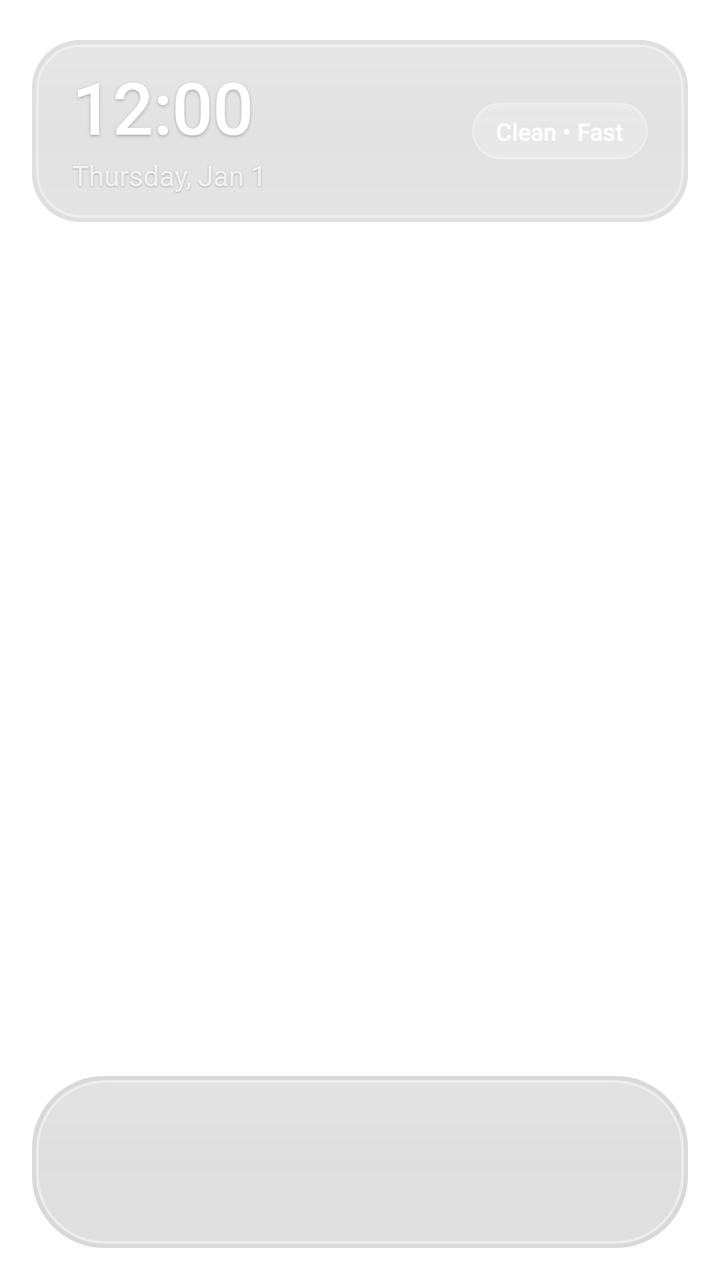
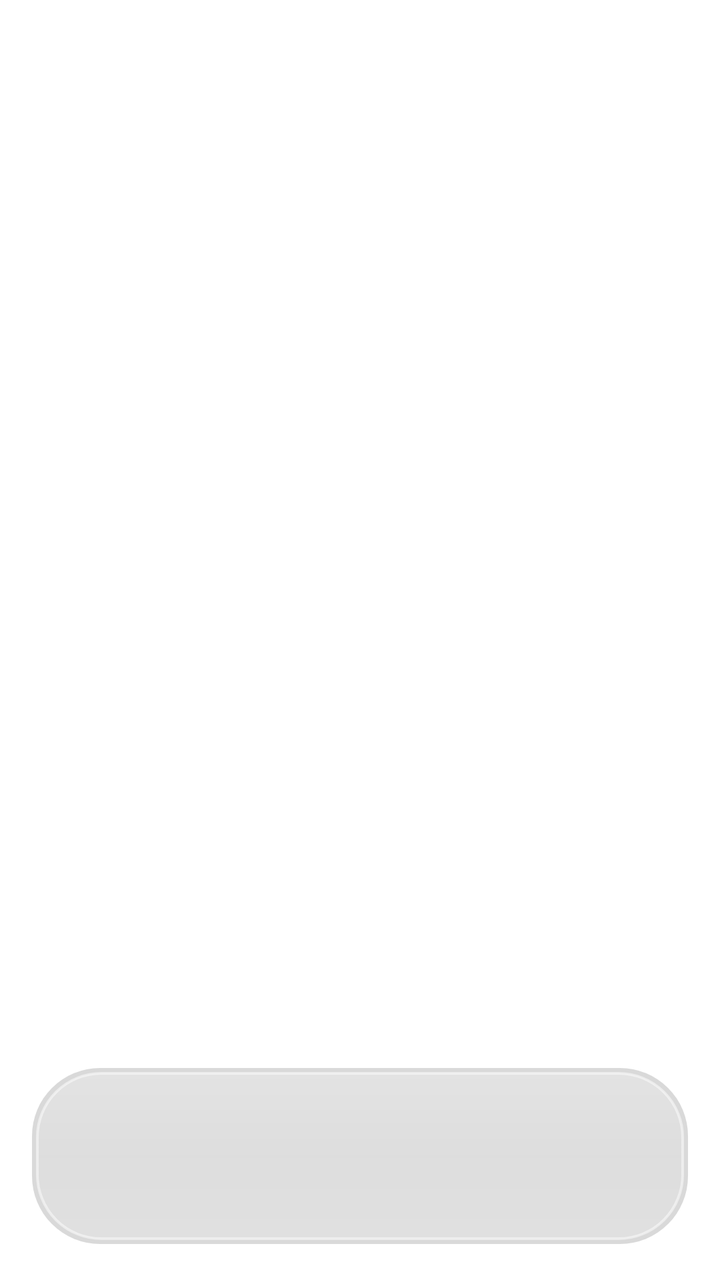

Before-and-after screenshots of an Android layout around one commit, followed by the original layout XML and the change that was made.
<!-- AndroidManifest.xml: application theme Theme.LiquidGlassHome -->
<!-- res/layout/activity_main.xml -->
<?xml version="1.0" encoding="utf-8"?>
<RelativeLayout xmlns:android="http://schemas.android.com/apk/res/android"
    xmlns:tools="http://schemas.android.com/tools"
    android:id="@+id/root_layout"
    android:layout_width="match_parent"
    android:layout_height="match_parent"
    android:fitsSystemWindows="true"
    tools:context=".MainActivity">

    
    <LinearLayout
        android:id="@+id/header_container"
        android:layout_width="match_parent"
        android:layout_height="wrap_content"
        android:orientation="vertical"
        android:paddingStart="16dp"
        android:paddingEnd="16dp"
        android:paddingTop="20dp"
        android:paddingBottom="8dp">

        
        <LinearLayout
            android:layout_width="match_parent"
            android:layout_height="wrap_content"
            android:background="@drawable/glass_header_bg"
            android:orientation="horizontal"
            android:gravity="center_vertical"
            android:paddingStart="20dp"
            android:paddingEnd="20dp"
            android:paddingTop="14dp"
            android:paddingBottom="14dp">

            <LinearLayout
                android:layout_width="0dp"
                android:layout_height="wrap_content"
                android:layout_weight="1"
                android:orientation="vertical">

                <TextClock
                    android:id="@+id/clock_view"
                    android:layout_width="wrap_content"
                    android:layout_height="wrap_content"
                    android:format12Hour="h:mm"
                    android:format24Hour="HH:mm"
                    android:textColor="@color/text_primary"
                    android:textSize="36sp"
                    android:fontFamily="sans-serif-medium"
                    android:includeFontPadding="false"
                    android:shadowColor="@color/shadow_color"
                    android:shadowDx="0"
                    android:shadowDy="2"
                    android:shadowRadius="4" />

                <TextClock
                    android:id="@+id/date_view"
                    android:layout_width="wrap_content"
                    android:layout_height="wrap_content"
                    android:format12Hour="EEEE, MMM d"
                    android:format24Hour="EEEE, d MMM"
                    android:textColor="@color/text_secondary"
                    android:textSize="14sp"
                    android:fontFamily="sans-serif"
                    android:layout_marginTop="2dp"
                    android:shadowColor="@color/shadow_color"
                    android:shadowDx="0"
                    android:shadowDy="1"
                    android:shadowRadius="2" />
            </LinearLayout>

            
            <TextView
                android:id="@+id/status_chip"
                android:layout_width="wrap_content"
                android:layout_height="wrap_content"
                android:background="@drawable/glass_chip_bg"
                android:text="Clean • Fast"
                android:textColor="@color/text_primary"
                android:textSize="12sp"
                android:fontFamily="sans-serif-medium"
                android:paddingStart="12dp"
                android:paddingEnd="12dp"
                android:paddingTop="6dp"
                android:paddingBottom="6dp" />
        </LinearLayout>

        
        <LinearLayout
            android:id="@+id/search_bar"
            android:layout_width="match_parent"
            android:layout_height="@dimen/search_height"
            android:layout_marginTop="12dp"
            android:background="@drawable/glass_search_bg"
            android:orientation="horizontal"
            android:gravity="center_vertical"
            android:paddingStart="16dp"
            android:paddingEnd="16dp">

            <ImageView
                android:layout_width="18dp"
                android:layout_height="18dp"
                android:src="@drawable/ic_search"
                android:contentDescription="Search Icon" />

            <EditText
                android:id="@+id/search_input"
                android:layout_width="0dp"
                android:layout_height="match_parent"
                android:layout_weight="1"
                android:layout_marginStart="10dp"
                android:background="@null"
                android:hint="@string/search_hint"
                android:textColorHint="@color/text_muted"
                android:textColor="@color/text_primary"
                android:textSize="14sp"
                android:inputType="text"
                android:maxLines="1"
                android:imeOptions="actionSearch" />

            <ImageView
                android:id="@+id/btn_settings"
                android:layout_width="20dp"
                android:layout_height="20dp"
                android:src="@drawable/ic_settings"
                android:contentDescription="Settings"
                android:background="?android:attr/selectableItemBackgroundBorderless" />
        </LinearLayout>
    </LinearLayout>

    
    <androidx.recyclerview.widget.RecyclerView
        android:id="@+id/recycler_apps"
        android:layout_width="match_parent"
        android:layout_height="match_parent"
        android:layout_below="@id/header_container"
        android:layout_above="@id/dock_container"
        android:paddingStart="12dp"
        android:paddingEnd="12dp"
        android:paddingTop="6dp"
        android:paddingBottom="10dp"
        android:clipToPadding="false"
        android:overScrollMode="never" />

    
    <FrameLayout
        android:id="@+id/dock_container"
        android:layout_width="match_parent"
        android:layout_height="wrap_content"
        android:layout_alignParentBottom="true"
        android:paddingStart="@dimen/dock_margin"
        android:paddingEnd="@dimen/dock_margin"
        android:paddingBottom="16dp">

        <LinearLayout
            android:id="@+id/glass_dock"
            android:layout_width="match_parent"
            android:layout_height="@dimen/dock_height"
            android:background="@drawable/glass_dock_bg"
            android:orientation="horizontal"
            android:gravity="center"
            android:paddingStart="12dp"
            android:paddingEnd="12dp">

            <androidx.recyclerview.widget.RecyclerView
                android:id="@+id/recycler_dock"
                android:layout_width="match_parent"
                android:layout_height="match_parent"
                android:clipToPadding="false"
                android:overScrollMode="never" />
        </LinearLayout>
    </FrameLayout>

</RelativeLayout>
<!-- resources referenced by this layout -->
<resources>
  <color name="shadow_color">#40000000</color>
  <color name="text_muted">#88FFFFFF</color>
  <color name="text_secondary">#CCFFFFFF</color>
  <dimen name="dock_height">86dp</dimen>
  <dimen name="search_height">46dp</dimen>
  <!-- drawable glass_chip_bg (drawable) -->
  <?xml version="1.0" encoding="utf-8"?>
  <shape xmlns:android="http://schemas.android.com/apk/res/android"
      android:shape="rectangle">
      <corners android:radius="14dp" />
      <solid android:color="#33FFFFFF" />
      <stroke
          android:width="1dp"
          android:color="#55FFFFFF" />
  </shape>
  <!-- drawable glass_dock_bg (drawable) -->
  <?xml version="1.0" encoding="utf-8"?>
  <layer-list xmlns:android="http://schemas.android.com/apk/res/android">
      
      <item>
          <shape android:shape="rectangle">
              <corners android:radius="36dp" />
              <solid android:color="#26000000" />
              <padding
                  android:bottom="2dp"
                  android:left="2dp"
                  android:right="2dp"
                  android:top="2dp" />
          </shape>
      </item>
  
      
      <item>
          <shape android:shape="rectangle">
              <corners android:radius="34dp" />
              <gradient
                  android:angle="90"
                  android:endColor="#45FFFFFF"
                  android:centerColor="#26FFFFFF"
                  android:startColor="#33FFFFFF"
                  android:type="linear" />
              <stroke
                  android:width="1.2dp"
                  android:color="#77FFFFFF" />
          </shape>
      </item>
  </layer-list>
  <!-- drawable glass_header_bg (drawable) -->
  <?xml version="1.0" encoding="utf-8"?>
  <layer-list xmlns:android="http://schemas.android.com/apk/res/android">
      
      <item>
          <shape android:shape="rectangle">
              <corners android:radius="24dp" />
              <solid android:color="#20000000" />
              <padding
                  android:bottom="2dp"
                  android:left="2dp"
                  android:right="2dp"
                  android:top="2dp" />
          </shape>
      </item>
  
      
      <item>
          <shape android:shape="rectangle">
              <corners android:radius="22dp" />
              <gradient
                  android:angle="90"
                  android:endColor="#40FFFFFF"
                  android:centerColor="#1AFFFFFF"
                  android:startColor="#2DFFFFFF"
                  android:type="linear" />
              <stroke
                  android:width="1.2dp"
                  android:color="#66FFFFFF" />
          </shape>
      </item>
  </layer-list>
  <!-- drawable glass_search_bg (drawable) -->
  <?xml version="1.0" encoding="utf-8"?>
  <shape xmlns:android="http://schemas.android.com/apk/res/android"
      android:shape="rectangle">
      <corners android:radius="23dp" />
      <solid android:color="#2EFFFFFF" />
      <stroke
          android:width="1dp"
          android:color="#4DFFFFFF" />
  </shape>
  <!-- drawable ic_settings (drawable) -->
  <vector xmlns:android="http://schemas.android.com/apk/res/android"
      android:width="24dp"
      android:height="24dp"
      android:viewportWidth="24"
      android:viewportHeight="24">
    <path
        android:fillColor="#FFFFFFFF"
        android:pathData="M19.14,12.94c0.04,-0.3 0.06,-0.61 0.06,-0.94 0,-0.32 -0.02,-0.64 -0.07,-0.94l2.03,-1.58c0.18,-0.14 0.23,-0.41 0.12,-0.61l-1.92,-3.32c-0.12,-0.22 -0.37,-0.29 -0.59,-0.22l-2.39,0.96c-0.5,-0.38 -1.03,-0.7 -1.62,-0.94l-0.36,-2.54c-0.04,-0.24 -0.24,-0.41 -0.48,-0.41h-3.84c-0.24,0 -0.43,0.17 -0.47,0.41l-0.36,2.54c-0.59,0.24 -1.13,0.57 -1.62,0.94l-2.39,-0.96c-0.22,-0.08 -0.47,0 -0.59,0.22L2.74,8.87c-0.12,0.21 -0.08,0.47 0.12,0.61l2.03,1.58c-0.05,0.3 -0.09,0.63 -0.09,0.94s0.02,0.64 0.07,0.94l-2.03,1.58c-0.18,0.14 -0.23,0.41 -0.12,0.61l1.92,3.32c0.12,0.22 0.37,0.29 0.59,0.22l2.39,-0.96c0.5,0.38 1.03,0.7 1.62,0.94l0.36,2.54c0.05,0.24 0.24,0.41 0.48,0.41h3.84c0.24,0 0.44,-0.17 0.47,-0.41l0.36,-2.54c0.59,-0.24 1.13,-0.56 1.62,-0.94l2.39,0.96c0.22,0.08 0.47,0 0.59,-0.22l1.92,-3.32c0.12,-0.22 0.07,-0.47 -0.12,-0.61l-2.01,-1.58zM12,15.6c-1.98,0 -3.6,-1.62 -3.6,-3.6s1.62,-3.6 3.6,-3.6 3.6,1.62 3.6,3.6 -1.62,3.6 -3.6,3.6z"/>
  </vector>
  <string name="search_hint">Search apps...</string>
  <!-- unchanged entries left out for length: 4 -->
</resources>

<!-- the commit's change to res/layout/activity_main.xml (unified diff, before → after) -->
@@ -4,141 +4,67 @@
     android:id="@+id/root_layout"
     android:layout_width="match_parent"
     android:layout_height="match_parent"
-    android:fitsSystemWindows="true"
+    android:background="@android:color/transparent"
     tools:context=".MainActivity">
 
     
+    <androidx.recyclerview.widget.RecyclerView
+        android:id="@+id/horizontal_pager"
+        android:layout_width="match_parent"
+        android:layout_height="match_parent"
+        android:paddingBottom="125dp"
+        android:clipToPadding="false"
+        android:overScrollMode="never" />
+
+    
     <LinearLayout
-        android:id="@+id/header_container"
-        android:layout_width="match_parent"
+        android:id="@+id/indicator_container"
+        android:layout_width="wrap_content"
         android:layout_height="wrap_content"
-        android:orientation="vertical"
-        android:paddingStart="16dp"
-        android:paddingEnd="16dp"
-        android:paddingTop="20dp"
-        android:paddingBottom="8dp">
+        android:layout_above="@id/dock_container"
+        android:layout_centerHorizontal="true"
+        android:layout_marginBottom="10dp"
+        android:gravity="center"
+        android:orientation="vertical">
 
         
         <LinearLayout
-            android:layout_width="match_parent"
+            android:id="@+id/dots_container"
+            android:layout_width="wrap_content"
             android:layout_height="wrap_content"
-            android:background="@drawable/glass_header_bg"
             android:orientation="horizontal"
-            android:gravity="center_vertical"
-            android:paddingStart="20dp"
-            android:paddingEnd="20dp"
-            android:paddingTop="14dp"
-            android:paddingBottom="14dp">
-
-            <LinearLayout
-                android:layout_width="0dp"
-                android:layout_height="wrap_content"
-                android:layout_weight="1"
-                android:orientation="vertical">
-
-                <TextClock
-                    android:id="@+id/clock_view"
-                    android:layout_width="wrap_content"
-                    android:layout_height="wrap_content"
-                    android:format12Hour="h:mm"
-                    android:format24Hour="HH:mm"
-                    android:textColor="@color/text_primary"
-                    android:textSize="36sp"
-                    android:fontFamily="sans-serif-medium"
-                    android:includeFontPadding="false"
-                    android:shadowColor="@color/shadow_color"
-                    android:shadowDx="0"
-                    android:shadowDy="2"
-                    android:shadowRadius="4" />
-
-                <TextClock
-                    android:id="@+id/date_view"
-                    android:layout_width="wrap_content"
-                    android:layout_height="wrap_content"
-                    android:format12Hour="EEEE, MMM d"
-                    android:format24Hour="EEEE, d MMM"
-                    android:textColor="@color/text_secondary"
-                    android:textSize="14sp"
-                    android:fontFamily="sans-serif"
-                    android:layout_marginTop="2dp"
-                    android:shadowColor="@color/shadow_color"
-                    android:shadowDx="0"
-                    android:shadowDy="1"
-                    android:shadowRadius="2" />
-            </LinearLayout>
-
-            
-            <TextView
-                android:id="@+id/status_chip"
-                android:layout_width="wrap_content"
-                android:layout_height="wrap_content"
-                android:background="@drawable/glass_chip_bg"
-                android:text="Clean • Fast"
-                android:textColor="@color/text_primary"
-                android:textSize="12sp"
-                android:fontFamily="sans-serif-medium"
-                android:paddingStart="12dp"
-                android:paddingEnd="12dp"
-                android:paddingTop="6dp"
-                android:paddingBottom="6dp" />
-        </LinearLayout>
+            android:gravity="center"
+            android:padding="4dp" />
 
         
         <LinearLayout
-            android:id="@+id/search_bar"
-            android:layout_width="match_parent"
-            android:layout_height="@dimen/search_height"
-            android:layout_marginTop="12dp"
-            android:background="@drawable/glass_search_bg"
-            android:orientation="horizontal"
-            android:gravity="center_vertical"
-            android:paddingStart="16dp"
-            android:paddingEnd="16dp">
+            android:id="@+id/btn_search_pill"
+            android:layout_width="wrap_content"
+            android:layout_height="@dimen/search_pill_height"
+            android:layout_marginTop="3dp"
+            android:background="@drawable/glass_pill_search"
+            android:gravity="center"
+            android:paddingStart="12dp"
+            android:paddingEnd="12dp"
+            android:clickable="true"
+            android:focusable="true">
 
             <ImageView
-                android:layout_width="18dp"
-                android:layout_height="18dp"
+                android:layout_width="13dp"
+                android:layout_height="13dp"
                 android:src="@drawable/ic_search"
                 android:contentDescription="Search Icon" />
 
-            <EditText
-                android:id="@+id/search_input"
-                android:layout_width="0dp"
-                android:layout_height="match_parent"
-                android:layout_weight="1"
-                android:layout_marginStart="10dp"
-                android:background="@null"
-                android:hint="@string/search_hint"
-                android:textColorHint="@color/text_muted"
+            <TextView
+                android:layout_width="wrap_content"
+                android:layout_height="wrap_content"
+                android:layout_marginStart="5dp"
+                android:text="Search"
                 android:textColor="@color/text_primary"
-                android:textSize="14sp"
-                android:inputType="text"
-                android:maxLines="1"
-                android:imeOptions="actionSearch" />
-
-            <ImageView
-                android:id="@+id/btn_settings"
-                android:layout_width="20dp"
-                android:layout_height="20dp"
-                android:src="@drawable/ic_settings"
-                android:contentDescription="Settings"
-                android:background="?android:attr/selectableItemBackgroundBorderless" />
+                android:textSize="12sp"
+                android:fontFamily="sans-serif-medium" />
         </LinearLayout>
     </LinearLayout>
-
-    
-    <androidx.recyclerview.widget.RecyclerView
-        android:id="@+id/recycler_apps"
-        android:layout_width="match_parent"
-        android:layout_height="match_parent"
-        android:layout_below="@id/header_container"
-        android:layout_above="@id/dock_container"
-        android:paddingStart="12dp"
-        android:paddingEnd="12dp"
-        android:paddingTop="6dp"
-        android:paddingBottom="10dp"
-        android:clipToPadding="false"
-        android:overScrollMode="never" />
 
     
     <FrameLayout
@@ -148,7 +74,7 @@
         android:layout_alignParentBottom="true"
         android:paddingStart="@dimen/dock_margin"
         android:paddingEnd="@dimen/dock_margin"
-        android:paddingBottom="16dp">
+        android:paddingBottom="@dimen/dock_bottom_margin">
 
         <LinearLayout
             android:id="@+id/glass_dock"
@@ -169,4 +95,85 @@
         </LinearLayout>
     </FrameLayout>
 
+    
+    <RelativeLayout
+        android:id="@+id/spotlight_overlay"
+        android:layout_width="match_parent"
+        android:layout_height="match_parent"
+        android:background="@color/ios_search_overlay_bg"
+        android:clickable="true"
+        android:focusable="true"
+        android:visibility="gone">
+
+        
+        <LinearLayout
+            android:id="@+id/spotlight_header"
+            android:layout_width="match_parent"
+            android:layout_height="wrap_content"
+            android:orientation="horizontal"
+            android:gravity="center_vertical"
+            android:paddingStart="16dp"
+            android:paddingEnd="16dp"
+            android:paddingTop="36dp"
+            android:paddingBottom="12dp">
+
+            <LinearLayout
+                android:layout_width="0dp"
+                android:layout_height="@dimen/spotlight_input_height"
+                android:layout_weight="1"
+                android:background="@drawable/glass_search_input_bg"
+                android:gravity="center_vertical"
+                android:paddingStart="14dp"
+                android:paddingEnd="14dp">
+
+                <ImageView
+                    android:layout_width="18dp"
+                    android:layout_height="18dp"
+                    android:src="@drawable/ic_search"
+                    android:contentDescription="Search Icon" />
+
+                <EditText
+                    android:id="@+id/spotlight_search_input"
+                    android:layout_width="0dp"
+                    android:layout_height="match_parent"
+                    android:layout_weight="1"
+                    android:layout_marginStart="8dp"
+                    android:background="@null"
+                    android:hint="Search apps..."
+                    android:textColorHint="@color/text_muted"
+                    android:textColor="@color/text_primary"
+                    android:textSize="15sp"
+                    android:inputType="text"
+                    android:maxLines="1"
+                    android:imeOptions="actionSearch" />
+            </LinearLayout>
+
+            <TextView
+                android:id="@+id/btn_cancel_search"
+                android:layout_width="wrap_content"
+                android:layout_height="wrap_content"
+                android:layout_marginStart="14dp"
+                android:text="Cancel"
+                android:textColor="@color/ios_blue"
+                android:textSize="16sp"
+                android:fontFamily="sans-serif-medium"
+                android:clickable="true"
+                android:focusable="true"
+                android:background="?android:attr/selectableItemBackgroundBorderless" />
+        </LinearLayout>
+
+        
+        <androidx.recyclerview.widget.RecyclerView
+            android:id="@+id/recycler_search_results"
+            android:layout_width="match_parent"
+            android:layout_height="match_parent"
+            android:layout_below="@id/spotlight_header"
+            android:paddingStart="16dp"
+            android:paddingEnd="16dp"
+            android:paddingBottom="24dp"
+            android:clipToPadding="false"
+            android:overScrollMode="never" />
+
+    </RelativeLayout>
+
 </RelativeLayout>
<!-- resource entries referenced after the edit -->
@@ -1,105 +1,64 @@
 <!-- resources referenced by this layout -->
 <resources>
-  <color name="shadow_color">#40000000</color>
-  <color name="text_muted">#88FFFFFF</color>
-  <color name="text_secondary">#CCFFFFFF</color>
-  <dimen name="dock_height">86dp</dimen>
-  <dimen name="search_height">46dp</dimen>
-  <!-- drawable glass_chip_bg (drawable) -->
-  <?xml version="1.0" encoding="utf-8"?>
-  <shape xmlns:android="http://schemas.android.com/apk/res/android"
-      android:shape="rectangle">
-      <corners android:radius="14dp" />
-      <solid android:color="#33FFFFFF" />
-      <stroke
-          android:width="1dp"
-          android:color="#55FFFFFF" />
-  </shape>
+  <color name="ios_blue">#007AFF</color>
+  <color name="ios_search_overlay_bg">#B30A0E14</color>
+  <color name="text_muted">#8AFFFFFF</color>
+  <dimen name="dock_bottom_margin">18dp</dimen>
+  <dimen name="dock_height">88dp</dimen>
+  <dimen name="search_pill_height">30dp</dimen>
+  <dimen name="spotlight_input_height">46dp</dimen>
   <!-- drawable glass_dock_bg (drawable) -->
   <?xml version="1.0" encoding="utf-8"?>
   <layer-list xmlns:android="http://schemas.android.com/apk/res/android">
       
       <item>
           <shape android:shape="rectangle">
-              <corners android:radius="36dp" />
+              <corners android:radius="34dp" />
               <solid android:color="#26000000" />
               <padding
-                  android:bottom="2dp"
                   android:left="2dp"
+                  android:top="2dp"
                   android:right="2dp"
-                  android:top="2dp" />
+                  android:bottom="2dp" />
           </shape>
       </item>
   
       
       <item>
           <shape android:shape="rectangle">
-              <corners android:radius="34dp" />
+              <corners android:radius="32dp" />
               <gradient
                   android:angle="90"
+                  android:startColor="#33FFFFFF"
+                  android:centerColor="#20FFFFFF"
                   android:endColor="#45FFFFFF"
-                  android:centerColor="#26FFFFFF"
-                  android:startColor="#33FFFFFF"
                   android:type="linear" />
               <stroke
-                  android:width="1.2dp"
-                  android:color="#77FFFFFF" />
+                  android:width="1.4dp"
+                  android:color="#80FFFFFF" />
           </shape>
       </item>
   </layer-list>
-  <!-- drawable glass_header_bg (drawable) -->
+  <!-- drawable glass_pill_search (drawable) -->
   <?xml version="1.0" encoding="utf-8"?>
-  <layer-list xmlns:android="http://schemas.android.com/apk/res/android">
-      
-      <item>
-          <shape android:shape="rectangle">
-              <corners android:radius="24dp" />
-              <solid android:color="#20000000" />
-              <padding
-                  android:bottom="2dp"
-                  android:left="2dp"
-                  android:right="2dp"
-                  android:top="2dp" />
-          </shape>
-      </item>
-  
-      
-      <item>
-          <shape android:shape="rectangle">
-              <corners android:radius="22dp" />
-              <gradient
-                  android:angle="90"
-                  android:endColor="#40FFFFFF"
-                  android:centerColor="#1AFFFFFF"
-                  android:startColor="#2DFFFFFF"
-                  android:type="linear" />
-              <stroke
-                  android:width="1.2dp"
-                  android:color="#66FFFFFF" />
-          </shape>
-      </item>
-  </layer-list>
-  <!-- drawable glass_search_bg (drawable) -->
+  <shape xmlns:android="http://schemas.android.com/apk/res/android"
+      android:shape="rectangle">
+      <corners android:radius="15dp" />
+      <solid android:color="#35FFFFFF" />
+      <stroke
+          android:width="1dp"
+          android:color="#60FFFFFF" />
+  </shape>
+  <!-- drawable glass_search_input_bg (drawable) -->
   <?xml version="1.0" encoding="utf-8"?>
   <shape xmlns:android="http://schemas.android.com/apk/res/android"
       android:shape="rectangle">
       <corners android:radius="23dp" />
-      <solid android:color="#2EFFFFFF" />
+      <solid android:color="#40FFFFFF" />
       <stroke
-          android:width="1dp"
-          android:color="#4DFFFFFF" />
+          android:width="1.2dp"
+          android:color="#77FFFFFF" />
   </shape>
-  <!-- drawable ic_settings (drawable) -->
-  <vector xmlns:android="http://schemas.android.com/apk/res/android"
-      android:width="24dp"
-      android:height="24dp"
-      android:viewportWidth="24"
-      android:viewportHeight="24">
-    <path
-        android:fillColor="#FFFFFFFF"
-        android:pathData="M19.14,12.94c0.04,-0.3 0.06,-0.61 0.06,-0.94 0,-0.32 -0.02,-0.64 -0.07,-0.94l2.03,-1.58c0.18,-0.14 0.23,-0.41 0.12,-0.61l-1.92,-3.32c-0.12,-0.22 -0.37,-0.29 -0.59,-0.22l-2.39,0.96c-0.5,-0.38 -1.03,-0.7 -1.62,-0.94l-0.36,-2.54c-0.04,-0.24 -0.24,-0.41 -0.48,-0.41h-3.84c-0.24,0 -0.43,0.17 -0.47,0.41l-0.36,2.54c-0.59,0.24 -1.13,0.57 -1.62,0.94l-2.39,-0.96c-0.22,-0.08 -0.47,0 -0.59,0.22L2.74,8.87c-0.12,0.21 -0.08,0.47 0.12,0.61l2.03,1.58c-0.05,0.3 -0.09,0.63 -0.09,0.94s0.02,0.64 0.07,0.94l-2.03,1.58c-0.18,0.14 -0.23,0.41 -0.12,0.61l1.92,3.32c0.12,0.22 0.37,0.29 0.59,0.22l2.39,-0.96c0.5,0.38 1.03,0.7 1.62,0.94l0.36,2.54c0.05,0.24 0.24,0.41 0.48,0.41h3.84c0.24,0 0.44,-0.17 0.47,-0.41l0.36,-2.54c0.59,-0.24 1.13,-0.56 1.62,-0.94l2.39,0.96c0.22,0.08 0.47,0 0.59,-0.22l1.92,-3.32c0.12,-0.22 0.07,-0.47 -0.12,-0.61l-2.01,-1.58zM12,15.6c-1.98,0 -3.6,-1.62 -3.6,-3.6s1.62,-3.6 3.6,-3.6 3.6,1.62 3.6,3.6 -1.62,3.6 -3.6,3.6z"/>
-  </vector>
-  <string name="search_hint">Search apps...</string>
   <!-- unchanged entries left out for length: 4 -->
 </resources>
 
